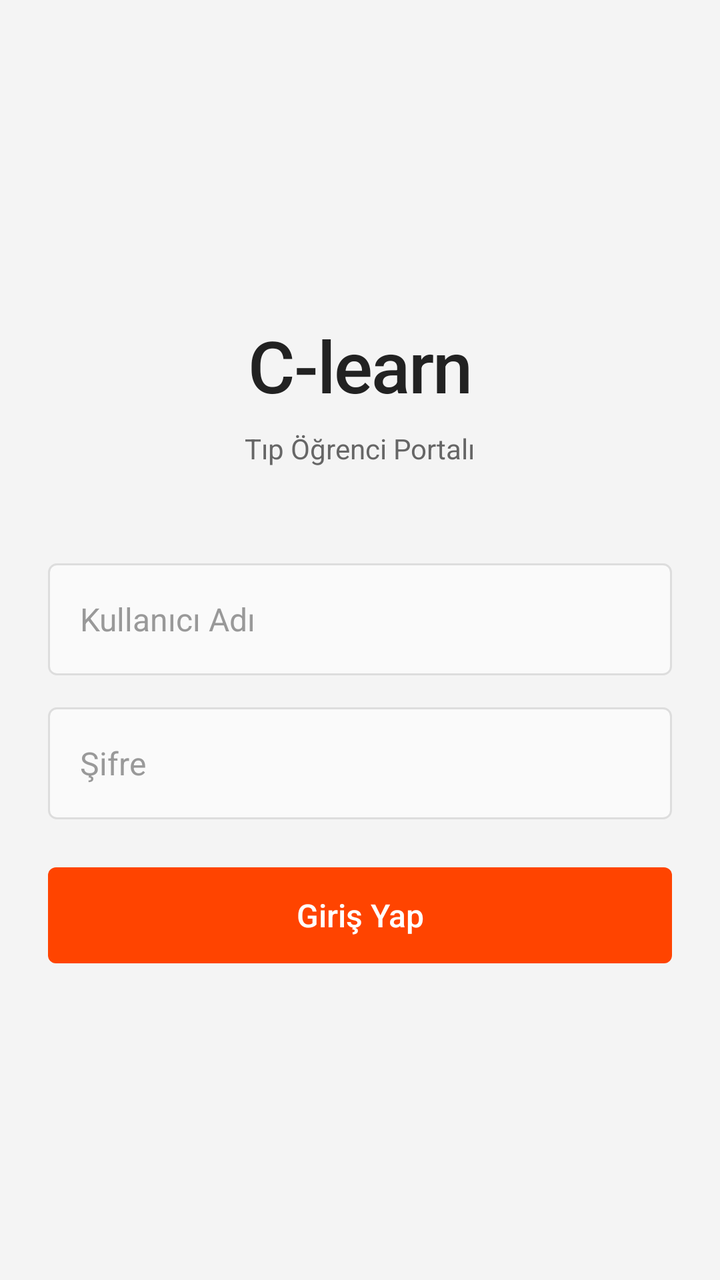
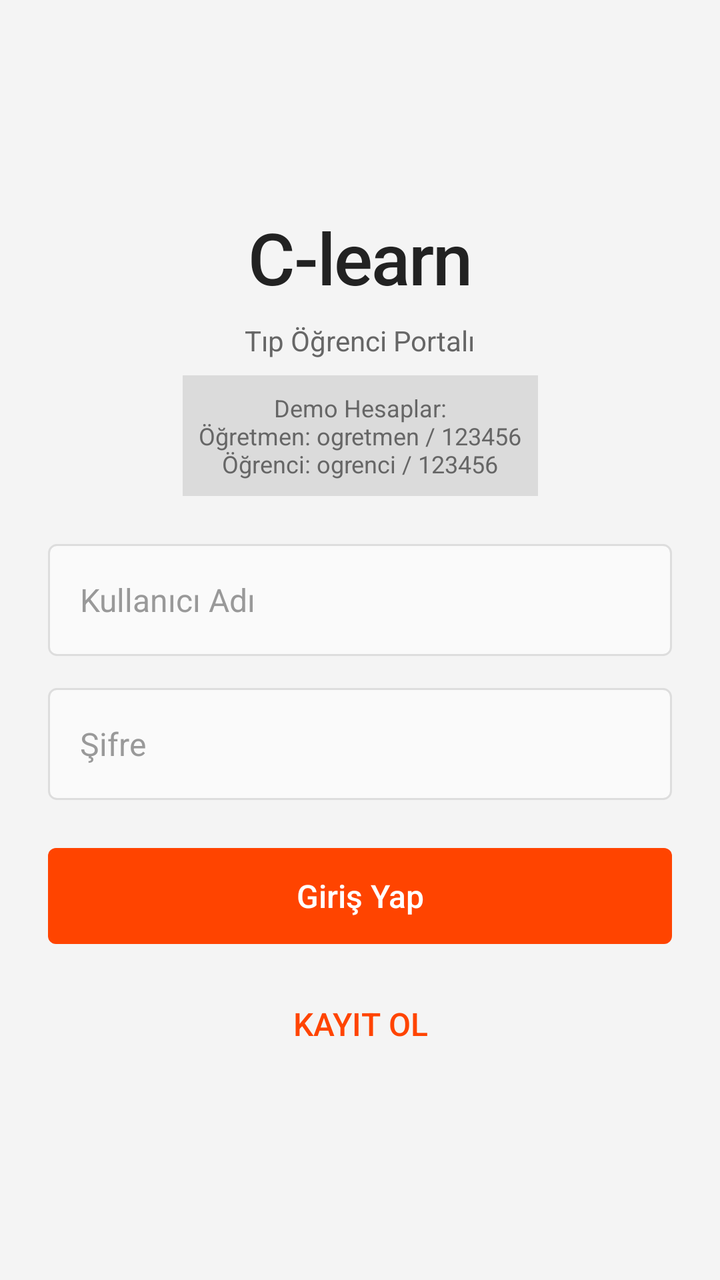

The first picture is an Android layout as it rendered before a commit; the second is the same layout after the commit. The layout source and the unified diff follow.
<!-- AndroidManifest.xml: activity theme Theme.CLearn -->
<!-- res/layout/activity_login.xml -->
<?xml version="1.0" encoding="utf-8"?>
<androidx.constraintlayout.widget.ConstraintLayout
    xmlns:android="http://schemas.android.com/apk/res/android"
    xmlns:app="http://schemas.android.com/apk/res-auto"
    android:layout_width="match_parent"
    android:layout_height="match_parent"
    android:background="@color/background_primary"
    android:padding="@dimen/spacing_l">

    
    <TextView
        android:id="@+id/tvTitle"
        android:layout_width="wrap_content"
        android:layout_height="wrap_content"
        android:text="@string/login_title"
        style="@style/TextStyle.Title"
        android:textSize="36sp"
        android:layout_marginBottom="@dimen/spacing_s"
        app:layout_constraintBottom_toTopOf="@id/tvSubtitle"
        app:layout_constraintEnd_toEndOf="parent"
        app:layout_constraintStart_toStartOf="parent"
        app:layout_constraintVertical_chainStyle="packed"
        app:layout_constraintTop_toTopOf="parent" />

    <TextView
        android:id="@+id/tvSubtitle"
        android:layout_width="wrap_content"
        android:layout_height="wrap_content"
        android:text="@string/login_subtitle"
        style="@style/TextStyle.Caption"
        android:layout_marginBottom="@dimen/spacing_xxl"
        app:layout_constraintBottom_toTopOf="@id/etUsername"
        app:layout_constraintEnd_toEndOf="parent"
        app:layout_constraintStart_toStartOf="parent"
        app:layout_constraintTop_toBottomOf="@id/tvTitle" />

    
    <EditText
        android:id="@+id/etUsername"
        android:layout_width="0dp"
        style="@style/InputStyle"
        android:hint="@string/hint_username"
        android:inputType="text"
        android:maxLines="1"
        android:imeOptions="actionNext"
        android:autofillHints="username"
        android:layout_marginBottom="@dimen/spacing_m"
        app:layout_constraintBottom_toTopOf="@id/etPassword"
        app:layout_constraintEnd_toEndOf="parent"
        app:layout_constraintStart_toStartOf="parent"
        app:layout_constraintTop_toBottomOf="@id/tvSubtitle"
        app:layout_constraintWidth_max="360dp" />

    
    <EditText
        android:id="@+id/etPassword"
        android:layout_width="0dp"
        style="@style/InputStyle"
        android:hint="@string/hint_password"
        android:inputType="textPassword"
        android:maxLines="1"
        android:imeOptions="actionDone"
        android:autofillHints="password"
        android:layout_marginBottom="@dimen/spacing_l"
        app:layout_constraintBottom_toTopOf="@id/btnLogin"
        app:layout_constraintEnd_toEndOf="parent"
        app:layout_constraintStart_toStartOf="parent"
        app:layout_constraintTop_toBottomOf="@id/etUsername"
        app:layout_constraintWidth_max="360dp" />

    
    <Button
        android:id="@+id/btnLogin"
        android:layout_width="0dp"
        style="@style/Button.Accent"
        android:text="@string/btn_login"
        app:layout_constraintBottom_toTopOf="@id/tvError"
        app:layout_constraintEnd_toEndOf="parent"
        app:layout_constraintStart_toStartOf="parent"
        app:layout_constraintTop_toBottomOf="@id/etPassword"
        app:layout_constraintWidth_max="360dp" />

    
    <TextView
        android:id="@+id/tvError"
        android:layout_width="wrap_content"
        android:layout_height="wrap_content"
        android:textColor="@color/error"
        android:textSize="@dimen/text_size_caption"
        android:visibility="gone"
        android:layout_marginTop="@dimen/spacing_m"
        app:layout_constraintBottom_toBottomOf="parent"
        app:layout_constraintEnd_toEndOf="parent"
        app:layout_constraintStart_toStartOf="parent"
        app:layout_constraintTop_toBottomOf="@id/btnLogin" />

    
    <ProgressBar
        android:id="@+id/progressBar"
        android:layout_width="wrap_content"
        android:layout_height="wrap_content"
        android:visibility="gone"
        android:indeterminateTint="@color/accent"
        app:layout_constraintBottom_toBottomOf="parent"
        app:layout_constraintEnd_toEndOf="parent"
        app:layout_constraintStart_toStartOf="parent"
        app:layout_constraintTop_toTopOf="parent" />

</androidx.constraintlayout.widget.ConstraintLayout>
<!-- resources referenced by this layout -->
<resources>
  <color name="accent">#FF4400</color>
  <color name="background_primary">#F4F4F4</color>
  <color name="error">#C62828</color>
  <dimen name="spacing_l">24dp</dimen>
  <dimen name="spacing_m">16dp</dimen>
  <dimen name="spacing_s">8dp</dimen>
  <dimen name="spacing_xxl">48dp</dimen>
  <dimen name="text_size_caption">14sp</dimen>
  <string name="btn_login">Giriş Yap</string>
  <string name="hint_password">Şifre</string>
  <string name="hint_username">Kullanıcı Adı</string>
  <string name="login_subtitle">Tıp Öğrenci Portalı</string>
  <string name="login_title">C-learn</string>
  <style name="InputStyle">
          <item name="android:layout_height">@dimen/input_height</item>
          <item name="android:background">@drawable/bg_input</item>
          <item name="android:textSize">@dimen/text_size_body</item>
          <item name="android:textColor">@color/text_primary</item>
          <item name="android:textColorHint">@color/text_hint</item>
          <item name="android:fontFamily">sans-serif</item>
          <item name="android:paddingStart">@dimen/spacing_m</item>
          <item name="android:paddingEnd">@dimen/spacing_m</item>
      </style>
  <style name="TextStyle.Caption" parent="TextStyle">
          <item name="android:textSize">@dimen/text_size_caption</item>
          <item name="android:textColor">@color/text_secondary</item>
          <item name="android:fontFamily">sans-serif</item>
      </style>
  <style name="TextStyle.Title" parent="TextStyle">
          <item name="android:textSize">@dimen/text_size_title</item>
          <item name="android:textColor">@color/text_primary</item>
          <item name="android:fontFamily">sans-serif-medium</item>
          <item name="android:letterSpacing">-0.02</item>
      </style>
  <style name="Button" parent="android:Widget.Button" />
  <dimen name="button_height">48dp</dimen>
  <dimen name="button_min_width">120dp</dimen>
  <!-- drawable bg_button_accent (drawable) -->
  <?xml version="1.0" encoding="utf-8"?>
  <selector xmlns:android="http://schemas.android.com/apk/res/android">
      <item android:state_pressed="true">
          <shape android:shape="rectangle">
              <solid android:color="@color/accent_pressed"/>
              <corners android:radius="@dimen/corner_radius_medium"/>
          </shape>
      </item>
      <item>
          <shape android:shape="rectangle">
              <solid android:color="@color/accent"/>
              <corners android:radius="@dimen/corner_radius_medium"/>
          </shape>
      </item>
  </selector>
  <color name="text_on_accent">#FFFFFF</color>
  <dimen name="text_size_body">16sp</dimen>
  <dimen name="input_height">56dp</dimen>
  <!-- drawable bg_input (drawable) -->
  <?xml version="1.0" encoding="utf-8"?>
  <shape xmlns:android="http://schemas.android.com/apk/res/android"
      android:shape="rectangle">
      <solid android:color="@color/background_input"/>
      <stroke android:width="1dp" android:color="@color/border"/>
      <corners android:radius="@dimen/corner_radius_medium"/>
  </shape>
  <color name="text_primary">#222222</color>
  <color name="text_hint">#999999</color>
  <style name="TextStyle" parent="android:Widget.TextView" />
  <color name="text_secondary">#666666</color>
  <dimen name="text_size_title">24sp</dimen>
  <color name="accent_pressed">#E03D00</color>
  <color name="background_secondary">#FFFFFF</color>
  <dimen name="corner_radius_medium">4dp</dimen>
  <color name="background_input">#FAFAFA</color>
  <color name="border">#DDDDDD</color>
  <!-- unchanged entries left out for length: 2 -->
</resources>

<!-- the commit's change to res/layout/activity_login.xml (unified diff, before → after) -->
@@ -28,11 +28,28 @@
         android:layout_height="wrap_content"
         android:text="@string/login_subtitle"
         style="@style/TextStyle.Caption"
-        android:layout_marginBottom="@dimen/spacing_xxl"
+        android:layout_marginBottom="@dimen/spacing_s"
+        app:layout_constraintBottom_toTopOf="@id/tvDemoAccounts"
+        app:layout_constraintEnd_toEndOf="parent"
+        app:layout_constraintStart_toStartOf="parent"
+        app:layout_constraintTop_toBottomOf="@id/tvTitle" />
+
+    
+    <TextView
+        android:id="@+id/tvDemoAccounts"
+        android:layout_width="wrap_content"
+        android:layout_height="wrap_content"
+        android:text="@string/demo_accounts"
+        android:textSize="12sp"
+        android:textColor="@color/text_secondary"
+        android:gravity="center"
+        android:padding="@dimen/spacing_s"
+        android:background="#1A000000"
+        android:layout_marginBottom="@dimen/spacing_l"
         app:layout_constraintBottom_toTopOf="@id/etUsername"
         app:layout_constraintEnd_toEndOf="parent"
         app:layout_constraintStart_toStartOf="parent"
-        app:layout_constraintTop_toBottomOf="@id/tvTitle" />
+        app:layout_constraintTop_toBottomOf="@id/tvSubtitle" />
 
     
     <EditText
@@ -48,7 +65,7 @@
         app:layout_constraintBottom_toTopOf="@id/etPassword"
         app:layout_constraintEnd_toEndOf="parent"
         app:layout_constraintStart_toStartOf="parent"
-        app:layout_constraintTop_toBottomOf="@id/tvSubtitle"
+        app:layout_constraintTop_toBottomOf="@id/tvDemoAccounts"
         app:layout_constraintWidth_max="360dp" />
 
     
@@ -74,10 +91,26 @@
         android:layout_width="0dp"
         style="@style/Button.Accent"
         android:text="@string/btn_login"
+        android:layout_marginBottom="@dimen/spacing_m"
+        app:layout_constraintBottom_toTopOf="@id/btnRegister"
+        app:layout_constraintEnd_toEndOf="parent"
+        app:layout_constraintStart_toStartOf="parent"
+        app:layout_constraintTop_toBottomOf="@id/etPassword"
+        app:layout_constraintWidth_max="360dp" />
+
+    
+    <Button
+        android:id="@+id/btnRegister"
+        android:layout_width="0dp"
+        android:layout_height="wrap_content"
+        android:text="@string/btn_register"
+        android:textColor="@color/accent"
+        android:background="@android:color/transparent"
+        android:textSize="@dimen/text_size_body"
         app:layout_constraintBottom_toTopOf="@id/tvError"
         app:layout_constraintEnd_toEndOf="parent"
         app:layout_constraintStart_toStartOf="parent"
-        app:layout_constraintTop_toBottomOf="@id/etPassword"
+        app:layout_constraintTop_toBottomOf="@id/btnLogin"
         app:layout_constraintWidth_max="360dp" />
 
     
@@ -92,7 +125,7 @@
         app:layout_constraintBottom_toBottomOf="parent"
         app:layout_constraintEnd_toEndOf="parent"
         app:layout_constraintStart_toStartOf="parent"
-        app:layout_constraintTop_toBottomOf="@id/btnLogin" />
+        app:layout_constraintTop_toBottomOf="@id/btnRegister" />
 
     
     <ProgressBar
<!-- resource entries referenced after the edit -->
@@ -6,9 +6,10 @@
   <dimen name="spacing_l">24dp</dimen>
   <dimen name="spacing_m">16dp</dimen>
   <dimen name="spacing_s">8dp</dimen>
-  <dimen name="spacing_xxl">48dp</dimen>
   <dimen name="text_size_caption">14sp</dimen>
   <string name="btn_login">Giriş Yap</string>
+  <string name="btn_register">Kayıt Ol</string>
+  <string name="demo_accounts">Demo Hesaplar:\nÖğretmen: ogretmen / 123456\nÖğrenci: ogrenci / 123456</string>
   <string name="hint_password">Şifre</string>
   <string name="hint_username">Kullanıcı Adı</string>
   <string name="login_subtitle">Tıp Öğrenci Portalı</string>
